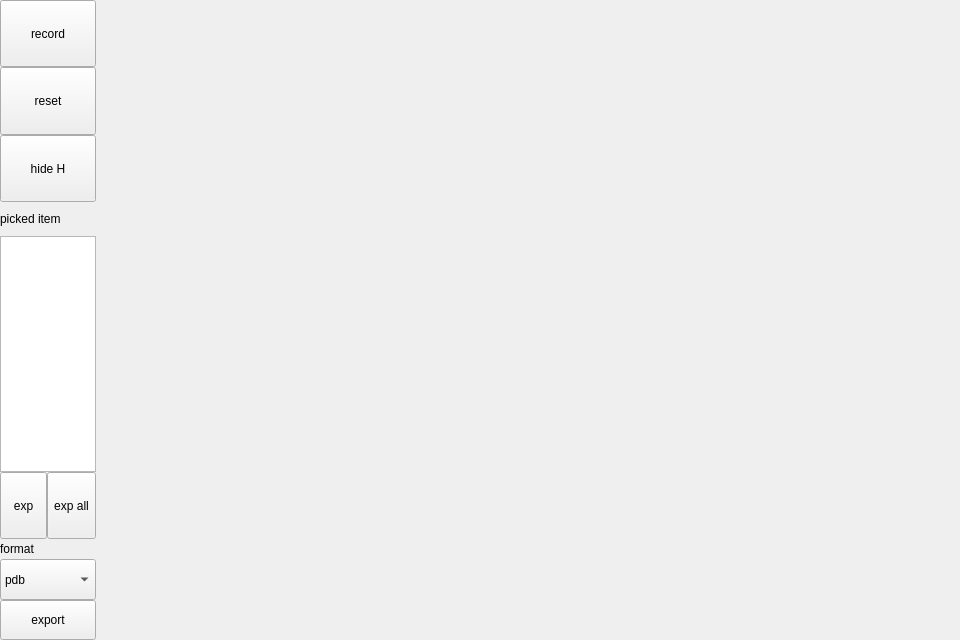
The window that app/ui/view2d_widget.ui (xuguodong1999/COCR) describes before a commit, drawn with Qt 5.
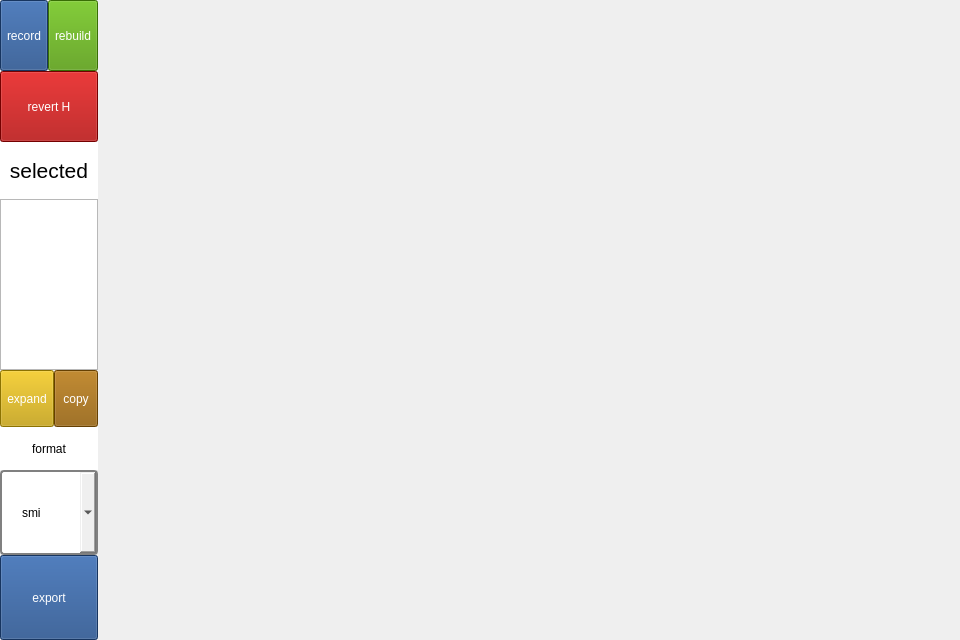
The same window after the commit.

Patch:
```diff
--- a/app/ui/view2d_widget.ui
+++ b/app/ui/view2d_widget.ui
@@ -13,7 +13,7 @@
         <property name="windowTitle">
             <string>2D Viewer</string>
         </property>
-        <layout class="QHBoxLayout" name="horizontalLayout" stretch="1,9">
+        <layout class="QHBoxLayout" name="horizontalLayout_2" stretch="1,20">
             <property name="spacing">
                 <number>0</number>
             </property>
@@ -30,7 +30,12 @@
                 <number>0</number>
             </property>
             <item>
-                <layout class="QVBoxLayout" name="func_layout" stretch="2,2,2,10,3">
+                <layout class="QVBoxLayout" name="verticalLayout" stretch="1,1,4,3">
+                    <property name="spacing">
+                        <number>0</number>
+                    </property>
+                    <item>
+                        <layout class="QHBoxLayout" name="horizontalLayout" stretch="1,1">
                     <property name="spacing">
                         <number>0</number>
                     </property>
@@ -42,6 +47,11 @@
                                     <verstretch>0</verstretch>
                                 </sizepolicy>
                             </property>
+                                    <property name="styleSheet">
+                                        <string notr="true">background-color: rgb(32, 74, 135);
+                                            color: rgb(255, 255, 255);
+                                        </string>
+                                    </property>
                             <property name="text">
                                 <string>record</string>
                             </property>
@@ -55,10 +65,17 @@
                                     <verstretch>0</verstretch>
                                 </sizepolicy>
                             </property>
+                                    <property name="styleSheet">
+                                        <string notr="true">background-color: rgb(78, 154, 6);
+                                            color: rgb(255, 255, 255);
+                                        </string>
+                                    </property>
                             <property name="text">
-                                <string>reset</string>
-                            </property>
-                        </widget>
+                                        <string>rebuild</string>
+                                    </property>
+                                </widget>
+                            </item>
+                        </layout>
                     </item>
                     <item>
                         <widget class="QToolButton" name="hydrogen_btn">
@@ -68,25 +85,56 @@
                                     <verstretch>0</verstretch>
                                 </sizepolicy>
                             </property>
+                            <property name="styleSheet">
+                                <string notr="true">background-color: rgb(164, 0, 0);
+                                    color: rgb(255, 255, 255);
+                                </string>
+                            </property>
                             <property name="text">
-                                <string>hide H</string>
+                                <string>revert H</string>
                             </property>
                         </widget>
                     </item>
                     <item>
-                        <layout class="QVBoxLayout" name="pick_layout" stretch="1,7,2">
+                        <layout class="QVBoxLayout" name="pick_layout" stretch="1,3,1">
                             <property name="spacing">
                                 <number>0</number>
                             </property>
                             <item>
                                 <widget class="QLabel" name="pick_label">
+                                    <property name="font">
+                                        <font>
+                                            <pointsize>16</pointsize>
+                                        </font>
+                                    </property>
+                                    <property name="styleSheet">
+                                        <string notr="true">color: rgb(0, 0, 0);
+                                            background-color: rgb(255, 255, 255);
+                                        </string>
+                                    </property>
                                     <property name="text">
-                                        <string>picked item</string>
+                                        <string>selected</string>
+                                    </property>
+                                    <property name="alignment">
+                                        <set>Qt::AlignCenter</set>
                                     </property>
                                 </widget>
                             </item>
                             <item>
-                                <widget class="QTextEdit" name="pick_edit"/>
+                                <widget class="QTextEdit" name="pick_edit">
+                                    <property name="sizePolicy">
+                                        <sizepolicy hsizetype="Preferred" vsizetype="Preferred">
+                                            <horstretch>0</horstretch>
+                                            <verstretch>0</verstretch>
+                                        </sizepolicy>
+                                    </property>
+                                    <property name="inputMethodHints">
+                                        <set>Qt::ImhNone</set>
+                                    </property>
+                                    <property name="readOnly">
+                                        <bool>true</bool>
+                                    </property>
+                                </widget>
                             </item>
                             <item>
                                 <layout class="QHBoxLayout" name="expand_layout" stretch="1,1">
@@ -101,8 +149,13 @@
                                                     <verstretch>0</verstretch>
                                                 </sizepolicy>
                                             </property>
+                                            <property name="styleSheet">
+                                                <string notr="true">background-color: rgb(196, 160, 0);
+                                                    color: rgb(255, 255, 255);
+                                                </string>
+                                            </property>
                                             <property name="text">
-                                                <string>exp</string>
+                                                <string>expand</string>
                                             </property>
                                         </widget>
                                     </item>
@@ -114,8 +167,13 @@
                                                     <verstretch>0</verstretch>
                                                 </sizepolicy>
                                             </property>
+                                            <property name="styleSheet">
+                                                <string notr="true">background-color: rgb(143, 89, 2);
+                                                    color: rgb(255, 255, 255);
+                                                </string>
+                                            </property>
                                             <property name="text">
-                                                <string>exp all</string>
+                                                <string>copy</string>
                                             </property>
                                         </widget>
                                     </item>
@@ -130,9 +188,17 @@
                             </property>
                             <item>
                                 <widget class="QLabel" name="format_label">
+                                    <property name="styleSheet">
+                                        <string notr="true">color: rgb(0, 0, 0);
+                                            background-color: rgb(255, 255, 255);
+                                        </string>
+                                    </property>
                                     <property name="text">
                                         <string>format</string>
                                     </property>
+                                    <property name="alignment">
+                                        <set>Qt::AlignCenter</set>
+                                    </property>
                                 </widget>
                             </item>
                             <item>
@@ -143,11 +209,17 @@
                                             <verstretch>0</verstretch>
                                         </sizepolicy>
                                     </property>
-                                    <item>
-                                        <property name="text">
-                                            <string>pdb</string>
-                                        </property>
-                                    </item>
+                                    <property name="focusPolicy">
+                                        <enum>Qt::NoFocus</enum>
+                                    </property>
+                                    <property name="styleSheet">
+                                        <string notr="true">QComboBox {
+                                            border : 2px solid gray ;
+                                            border-radius: 4px ;
+                                            padding : 1px 2px 1px 20px ;
+                                            }
+                                        </string>
+                                    </property>
                                     <item>
                                         <property name="text">
                                             <string>smi</string>
@@ -163,6 +235,11 @@
                                             <verstretch>0</verstretch>
                                         </sizepolicy>
                                     </property>
+                                    <property name="styleSheet">
+                                        <string notr="true">background-color: rgb(32, 74, 135);
+                                            color: rgb(255, 255, 255);
+                                        </string>
+                                    </property>
                                     <property name="text">
                                         <string>export</string>
                                     </property>
@@ -173,7 +250,11 @@
                 </layout>
             </item>
             <item>
-                <widget class="QWidget" name="container" native="true"/>
+                <widget class="QWidget" name="container" native="true">
+                    <property name="styleSheet">
+                        <string notr="true"/>
+                    </property>
+                </widget>
             </item>
         </layout>
     </widget>
```
Left out of the diff: 7 changed lines with no effect on the pictures. Lines whose indentation alone changed are shown as unchanged.
